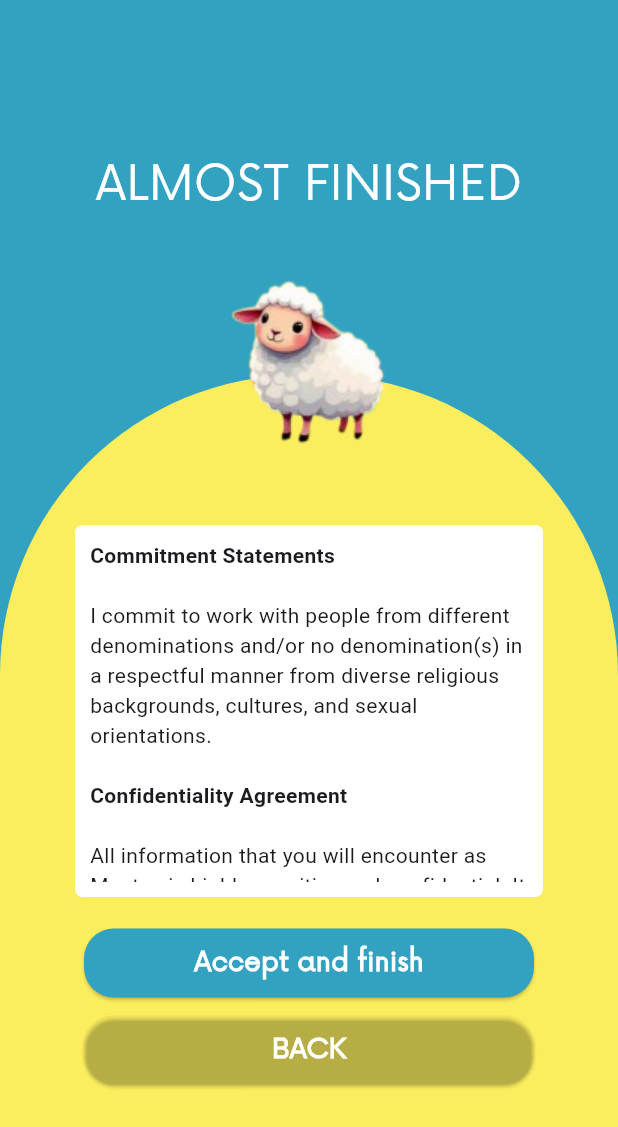
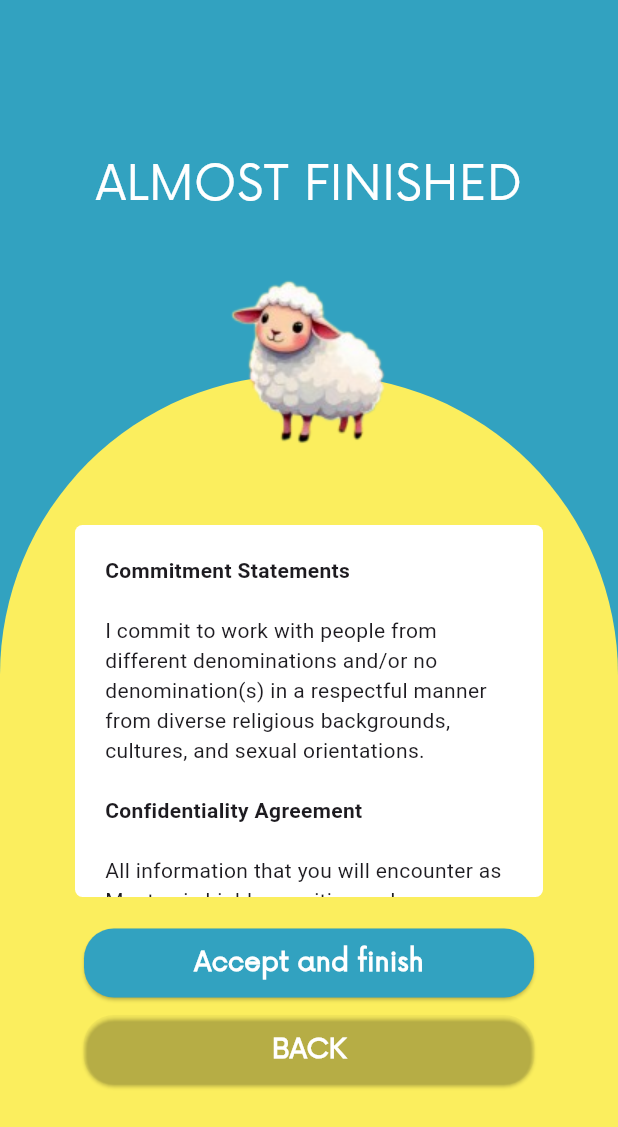
Before and after one commit to sean-xiao-zhao7/blacksheep, a Flutter app: the RegisterScreen4 widget shown alone on an empty page, opened directly with empty values, on a phone screen of 412 x 824 dp. Shown: the top 1127 px of the screen. Run offline on Flutter 3.47's test engine with Material 3 defaults, Android fonts, the phone set to English and light mode, and no system bars.

Commit message:
Complete mentee register agreement screen styles

```diff
--- a/lib/screens/register/register_screen_4.dart
+++ b/lib/screens/register/register_screen_4.dart
@@ -59,8 +59,8 @@ class _RegisterScreenInitialState extends State<RegisterScreen4> {
                       borderRadius: BorderRadius.circular(5),
                     ),
                     margin: EdgeInsets.only(bottom: 20),
-                    padding: EdgeInsets.all(10),
                     child: ListView(
+                      padding: const EdgeInsets.all(20),
                       children: [
                         Text(
                           'Commitment Statements',
```
